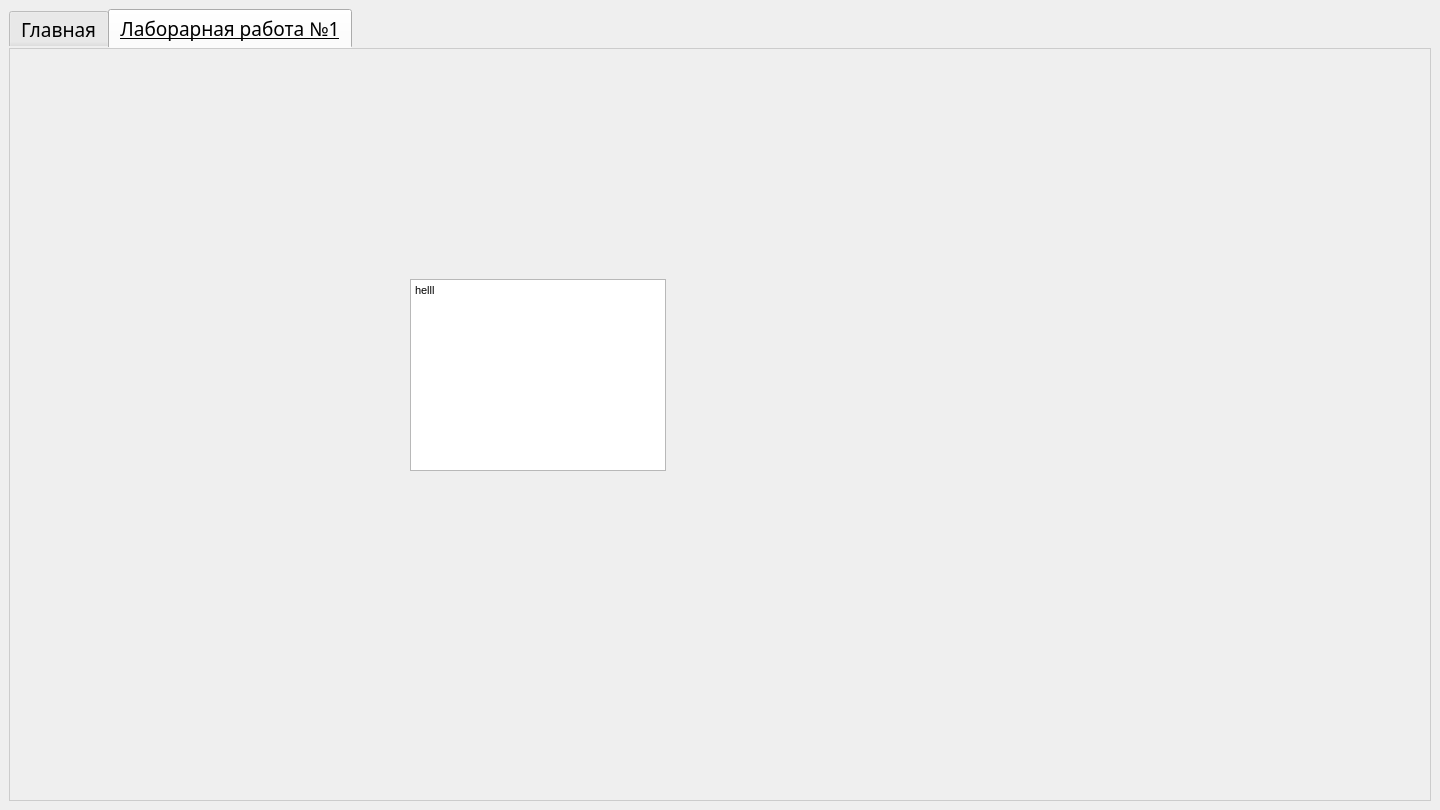
aleksgov/py_labs, file interface.ui: the form before one commit.
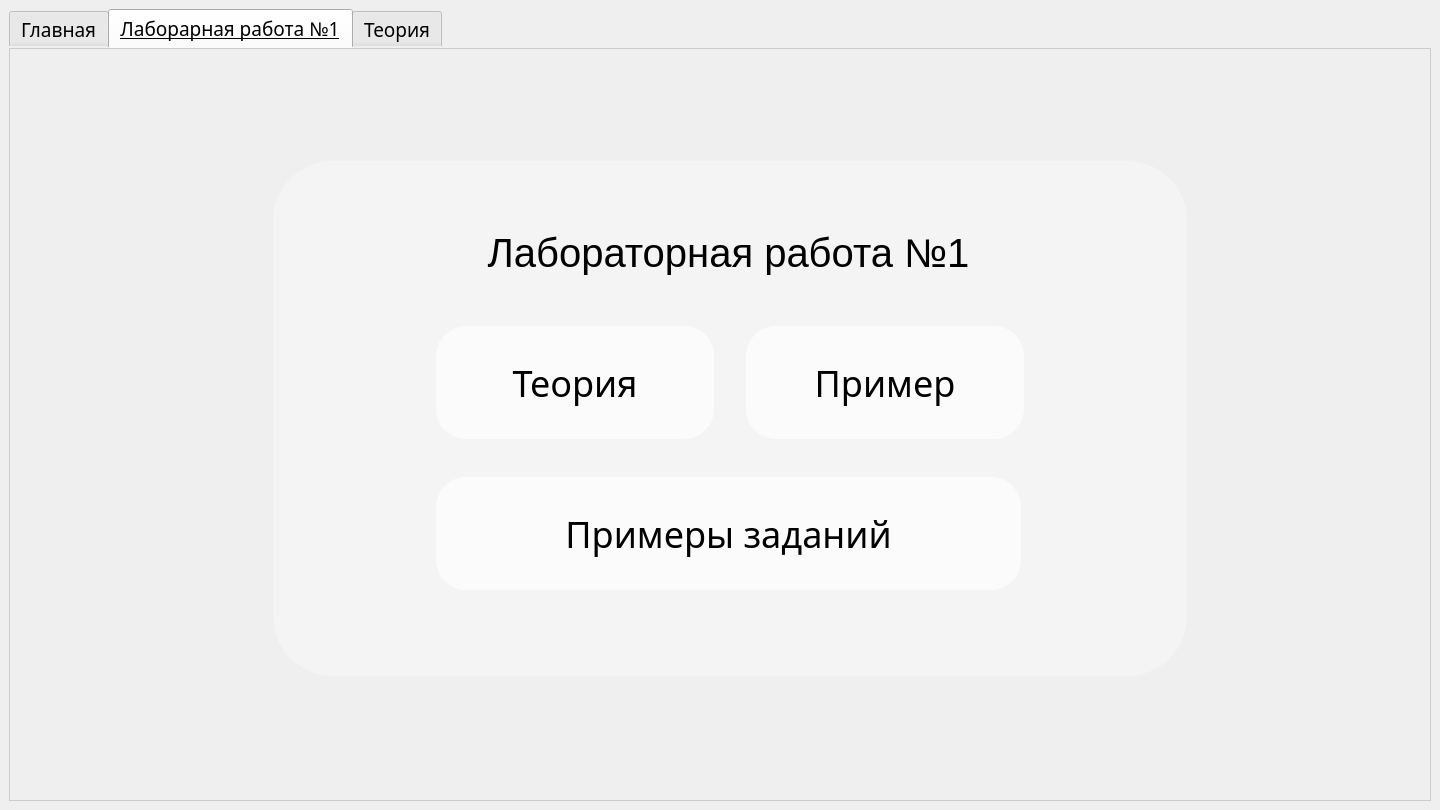
The form after the commit. The open tabs and pages were chosen to show the change.

Commit message: create add. slides and tab system

```diff
--- a/interface.ui
+++ b/interface.ui
@@ -288,22 +288,200 @@
        <attribute name="title">
         <string>Лаборарная работа №1</string>
        </attribute>
-       <widget class="QTextBrowser" name="textBrowser_2">
+       <widget class="QFrame" name="frame_3">
         <property name="geometry">
          <rect>
-          <x>400</x>
-          <y>230</y>
-          <width>256</width>
-          <height>192</height>
+          <x>263</x>
+          <y>112</y>
+          <width>914</width>
+          <height>515</height>
          </rect>
         </property>
-        <property name="html">
-         <string>&lt;!DOCTYPE HTML PUBLIC &quot;-//W3C//DTD HTML 4.0//EN&quot; &quot;http://www.w3.org/TR/REC-html40/strict.dtd&quot;&gt;
+        <property name="styleSheet">
+         <string notr="true">background-color: rgba(255, 255, 255, 0.34);
+border-radius: 60px;
+</string>
+        </property>
+        <property name="frameShape">
+         <enum>QFrame::StyledPanel</enum>
+        </property>
+        <property name="frameShadow">
+         <enum>QFrame::Raised</enum>
+        </property>
+        <widget class="QTextBrowser" name="textBrowser_4">
+         <property name="geometry">
+          <rect>
+           <x>0</x>
+           <y>65</y>
+           <width>911</width>
+           <height>91</height>
+          </rect>
+         </property>
+         <property name="font">
+          <font>
+           <pointsize>48</pointsize>
+          </font>
+         </property>
+         <property name="styleSheet">
+          <string notr="true">QTextBrowser {
+    background-color: transparent;
+    user-select: none; 
+}</string>
+         </property>
+         <property name="html">
+          <string>&lt;!DOCTYPE HTML PUBLIC &quot;-//W3C//DTD HTML 4.0//EN&quot; &quot;http://www.w3.org/TR/REC-html40/strict.dtd&quot;&gt;
 &lt;html&gt;&lt;head&gt;&lt;meta name=&quot;qrichtext&quot; content=&quot;1&quot; /&gt;&lt;style type=&quot;text/css&quot;&gt;
 p, li { white-space: pre-wrap; }
-&lt;/style&gt;&lt;/head&gt;&lt;body style=&quot; font-family:'MS Shell Dlg 2'; font-size:8.15094pt; font-weight:400; font-style:normal;&quot;&gt;
-&lt;p style=&quot; margin-top:0px; margin-bottom:0px; margin-left:0px; margin-right:0px; -qt-block-indent:0; text-indent:0px;&quot;&gt;&lt;span style=&quot; font-size:8.15094pt;&quot;&gt;helll&lt;/span&gt;&lt;/p&gt;
-&lt;p style=&quot;-qt-paragraph-type:empty; margin-top:0px; margin-bottom:0px; margin-left:0px; margin-right:0px; -qt-block-indent:0; text-indent:0px; font-size:8.15094pt;&quot;&gt;&lt;br /&gt;&lt;/p&gt;&lt;/body&gt;&lt;/html&gt;</string>
+&lt;/style&gt;&lt;/head&gt;&lt;body style=&quot; font-family:'MS Shell Dlg 2'; font-size:48pt; font-weight:400; font-style:normal;&quot;&gt;
+&lt;p align=&quot;center&quot; style=&quot; margin-top:0px; margin-bottom:0px; margin-left:0px; margin-right:0px; -qt-block-indent:0; text-indent:0px;&quot;&gt;&lt;span style=&quot; font-family:'Century Gothic'; font-size:30pt;&quot;&gt;Лабораторная работа №1&lt;/span&gt;&lt;/p&gt;&lt;/body&gt;&lt;/html&gt;</string>
+         </property>
+        </widget>
+        <widget class="QPushButton" name="TheoryFirstLabButton">
+         <property name="geometry">
+          <rect>
+           <x>163</x>
+           <y>165</y>
+           <width>278</width>
+           <height>113</height>
+          </rect>
+         </property>
+         <property name="sizeIncrement">
+          <size>
+           <width>278</width>
+           <height>0</height>
+          </size>
+         </property>
+         <property name="font">
+          <font>
+           <family>Century Gothic</family>
+           <pointsize>-1</pointsize>
+          </font>
+         </property>
+         <property name="styleSheet">
+          <string notr="true">QPushButton {
+    border-radius: 30px;                  
+    padding: 0;                
+    background-color: rgba(255, 255, 255, 0.65);           
+    font-size: 36px;
+    font-family: 'Century Gothic';           
+    border: none;                     
+}
+
+QPushButton:hover {
+    background-color: rgba(255, 255, 255, 0.85); 
+}
+
+QPushButton:pressed {
+    background-color: rgba(255, 255, 255, 0.5);  
+}
+</string>
+         </property>
+         <property name="text">
+          <string>Теория</string>
+         </property>
+        </widget>
+        <widget class="QPushButton" name="ExampleFirstLabButton">
+         <property name="geometry">
+          <rect>
+           <x>473</x>
+           <y>165</y>
+           <width>278</width>
+           <height>113</height>
+          </rect>
+         </property>
+         <property name="sizeIncrement">
+          <size>
+           <width>278</width>
+           <height>0</height>
+          </size>
+         </property>
+         <property name="font">
+          <font>
+           <family>Century Gothic</family>
+           <pointsize>-1</pointsize>
+          </font>
+         </property>
+         <property name="styleSheet">
+          <string notr="true">QPushButton {
+    border-radius: 30px;                  
+    padding: 0;                
+    background-color: rgba(255, 255, 255, 0.65);           
+    font-size: 36px;
+    font-family: 'Century Gothic';           
+    border: none;                     
+}
+
+QPushButton:hover {
+    background-color: rgba(255, 255, 255, 0.85); 
+}
+
+QPushButton:pressed {
+    background-color: rgba(255, 255, 255, 0.5);  
+}
+</string>
+         </property>
+         <property name="text">
+          <string>Пример</string>
+         </property>
+        </widget>
+        <widget class="QPushButton" name="VariantsFirstLabButton">
+         <property name="geometry">
+          <rect>
+           <x>163</x>
+           <y>316</y>
+           <width>585</width>
+           <height>113</height>
+          </rect>
+         </property>
+         <property name="sizeIncrement">
+          <size>
+           <width>278</width>
+           <height>0</height>
+          </size>
+         </property>
+         <property name="font">
+          <font>
+           <family>Century Gothic</family>
+           <pointsize>-1</pointsize>
+          </font>
+         </property>
+         <property name="styleSheet">
+          <string notr="true">QPushButton {
+    border-radius: 30px;                  
+    padding: 0;                
+    background-color: rgba(255, 255, 255, 0.65);           
+    font-size: 36px;
+    font-family: 'Century Gothic';           
+    border: none;                     
+}
+
+QPushButton:hover {
+    background-color: rgba(255, 255, 255, 0.85); 
+}
+
+QPushButton:pressed {
+    background-color: rgba(255, 255, 255, 0.5);  
+}
+</string>
+         </property>
+         <property name="text">
+          <string>Примеры заданий</string>
+         </property>
+        </widget>
+       </widget>
+      </widget>
+      <widget class="QWidget" name="TheoryFirstLabTab">
+       <attribute name="title">
+        <string>Теория</string>
+       </attribute>
+       <widget class="QFrame" name="frame_2">
+        <property name="geometry">
+         <rect>
+          <x>158</x>
+          <y>70</y>
+          <width>1124</width>
+          <height>670</height>
+         </rect>
         </property>
        </widget>
       </widget>
```
Left out of the diff: 23 changed lines with no effect on the pictures. The commit also changes 4 other files.
